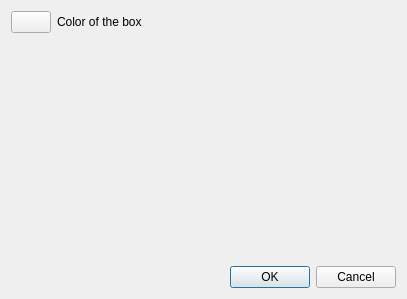
Old version of the form ilastik/widgets/box_dialog.ui in the repository ilastik/ilastik.
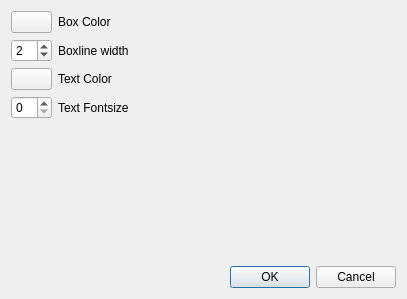
New version of the form.

The edit to the form file:
```diff
--- a/ilastik/widgets/box_dialog.ui
+++ b/ilastik/widgets/box_dialog.ui
@@ -16,14 +16,28 @@
   <layout class="QVBoxLayout" name="verticalLayout">
    <item>
     <layout class="QGridLayout" name="gridLayout">
-     <item row="0" column="0">
-      <widget class="QPushButton" name="brushColorButton">
+     <item row="1" column="0">
+      <widget class="QPushButton" name="colorButton">
        <property name="text">
         <string/>
        </property>
       </widget>
      </item>
-     <item row="0" column="1">
+     <item row="2" column="0">
+      <widget class="QSpinBox" name="spinBoxWidth">
+       <property name="value">
+        <number>2</number>
+       </property>
+      </widget>
+     </item>
+     <item row="2" column="1">
+      <widget class="QLabel" name="label_2">
+       <property name="text">
+        <string>Boxline width</string>
+       </property>
+      </widget>
+     </item>
+     <item row="1" column="1">
       <widget class="QLabel" name="label">
        <property name="sizePolicy">
         <sizepolicy hsizetype="Expanding" vsizetype="Preferred">
@@ -32,7 +46,34 @@
         </sizepolicy>
        </property>
        <property name="text">
-        <string>Color of the box</string>
+        <string>Box Color</string>
+       </property>
+      </widget>
+     </item>
+     <item row="3" column="0">
+      <widget class="QPushButton" name="textColorButton">
+       <property name="enabled">
+        <bool>true</bool>
+       </property>
+       <property name="text">
+        <string/>
+       </property>
+      </widget>
+     </item>
+     <item row="3" column="1">
+      <widget class="QLabel" name="label_3">
+       <property name="text">
+        <string>Text Color</string>
+       </property>
+      </widget>
+     </item>
+     <item row="4" column="0">
+      <widget class="QSpinBox" name="spinBox"/>
+     </item>
+     <item row="4" column="1">
+      <widget class="QLabel" name="label_4">
+       <property name="text">
+        <string>Text Fontsize</string>
        </property>
       </widget>
      </item>
@@ -51,6 +92,22 @@
      </property>
     </spacer>
    </item>
+   <item>
+    <layout class="QGridLayout" name="gridLayout_2" rowstretch="0"/>
+   </item>
+   <item>
+    <spacer name="verticalSpacer_2">
+     <property name="orientation">
+      <enum>Qt::Vertical</enum>
+     </property>
+     <property name="sizeHint" stdset="0">
+      <size>
+       <width>20</width>
+       <height>40</height>
+      </size>
+     </property>
+    </spacer>
+   </item>
    <item>
     <widget class="QDialogButtonBox" name="buttonBox">
      <property name="orientation">
```
